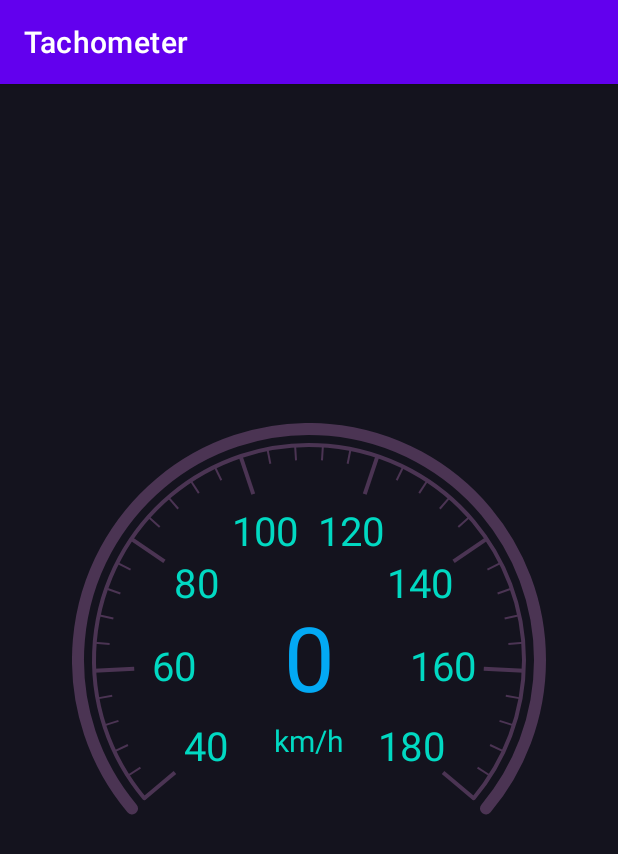
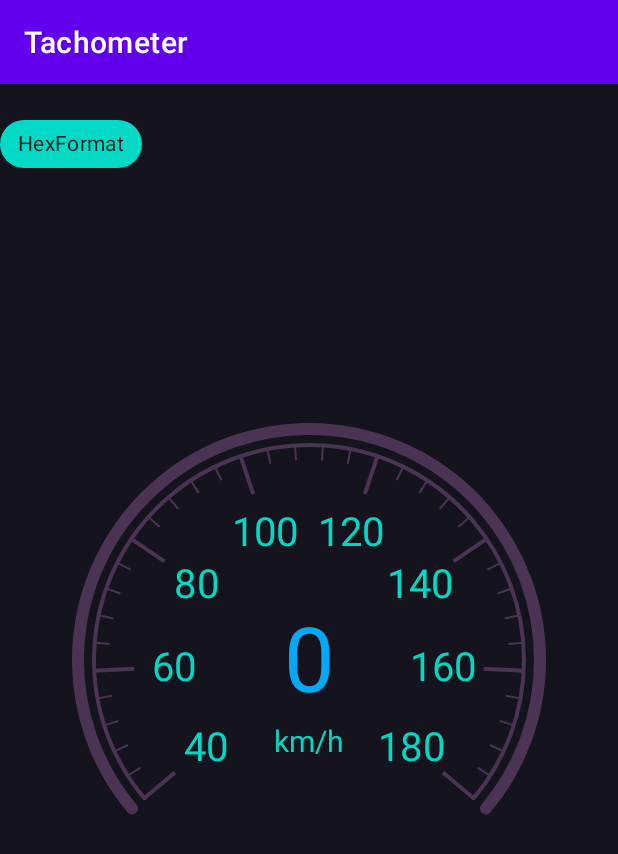
Before and after one commit to Naaatan/Tachometer, an Android app: the screen it shows after launch (MainActivity), on a phone screen of 412 x 824 dp. Shown: the top 854 px of the screen. Run offline under Robolectric (Android 15) with nearby library versions, the phone set to English and light mode, and no system bars; our stand-ins replace data binding; 1 statement that could not run was skipped.

Commit message:
update - sample code

```diff
--- /dev/null
+++ b/app/src/main/java/nay/tachometer/setting/SettingTachometer.kt
@@ -0,0 +1,14 @@
+package nay.tachometer.setting
+
+import nay.tachometer.meter.formatter.HexValueFormatter
+
+fun settingTachometer() =
+    arrayOf<SettingTachometer>(
+        SettingTachometer.HexFormat(1, HexValueFormatter())
+    )
+
+interface SettingTachometer {
+    val id: Int
+
+    data class HexFormat(override val id: Int, val formatter: HexValueFormatter) : SettingTachometer
+}
--- a/app/src/main/java/nay/tachometer/ui/main/MainFragment.kt
+++ b/app/src/main/java/nay/tachometer/ui/main/MainFragment.kt
@@ -1,12 +1,18 @@
 package nay.tachometer.ui.main
 
+import android.annotation.SuppressLint
 import android.os.Bundle
 import android.view.LayoutInflater
 import android.view.View
 import android.view.ViewGroup
 import androidx.fragment.app.Fragment
 import androidx.fragment.app.viewModels
+import com.google.android.material.chip.Chip
+import com.google.android.material.chip.ChipDrawable
+import nay.tachometer.R
 import nay.tachometer.databinding.MainFragmentBinding
+import nay.tachometer.setting.SettingTachometer
+import nay.tachometer.setting.settingTachometer
 
 class MainFragment : Fragment() {
 
@@ -16,6 +22,7 @@ class MainFragment : Fragment() {
 
     private val viewModel: MainViewModel by viewModels()
 
+    @SuppressLint("SetTextI18n")
     override fun onCreateView(
         inflater: LayoutInflater, container: ViewGroup?,
         savedInstanceState: Bundle?
@@ -23,6 +30,8 @@ class MainFragment : Fragment() {
         val binding = MainFragmentBinding.inflate(inflater, container, false)
         binding.viewModel = viewModel
         binding.lifecycleOwner = viewLifecycleOwner
+
+        setupSettings(binding)
 
         /*
         // ViewBinding Code
@@ -35,4 +44,34 @@ class MainFragment : Fragment() {
 
         return binding.root
     }
+
+    private fun setupSettings(binding: MainFragmentBinding) {
+        for (setting in settingTachometer()) {
+            val chip = Chip(requireContext())
+            chip.id = setting.id
+
+            when (setting) {
+                is SettingTachometer.HexFormat -> {
+                    chip.setChipDrawable(
+                        ChipDrawable.createFromAttributes(
+                            requireContext(),
+                            null,
+                            0,
+                            R.style.Widget_MaterialComponents_Chip_Filter
+                        )
+                    )
+                    chip.text = "HexFormat"
+                    chip.chipBackgroundColor = context?.getColorStateList(R.color.design_default_color_secondary)
+                    chip.setOnCheckedChangeListener { _, b ->
+                        if (b) {
+                            binding.tachometer.setValueFormatter(setting.formatter)
+                        } else {
+                            binding.tachometer.setValueFormatter(null)
+                        }
+                    }
+                }
+            }
+            binding.tachometerSettingCG.addView(chip)
+        }
+    }
 }
--- a/app/src/main/res/layout/main_fragment.xml
+++ b/app/src/main/res/layout/main_fragment.xml
@@ -43,5 +43,24 @@
             app:tick_split_major="7"
             app:tick_split_minor="5"/>
 
+        <HorizontalScrollView
+            android:id="@+id/tachometer_setting_HS"
+            android:layout_width="match_parent"
+            android:layout_height="wrap_content"
+            android:scrollbars="none"
+            android:layout_marginTop="16dp"
+            app:layout_constraintTop_toTopOf="parent"
+            app:layout_constraintStart_toStartOf="parent"
+            app:layout_constraintEnd_toEndOf="parent">
+
+            <com.google.android.material.chip.ChipGroup
+                android:id="@+id/tachometer_setting_CG"
+                android:layout_width="wrap_content"
+                android:layout_height="wrap_content"
+                app:singleLine="true">
+            </com.google.android.material.chip.ChipGroup>
+
+        </HorizontalScrollView>
+
     </androidx.constraintlayout.widget.ConstraintLayout>
 </layout>
```
Also changed, not shown: app/src/main/java/nay/tachometer/meter/formatter/HexValueFormatter.kt (added, +34 -0 lines).
